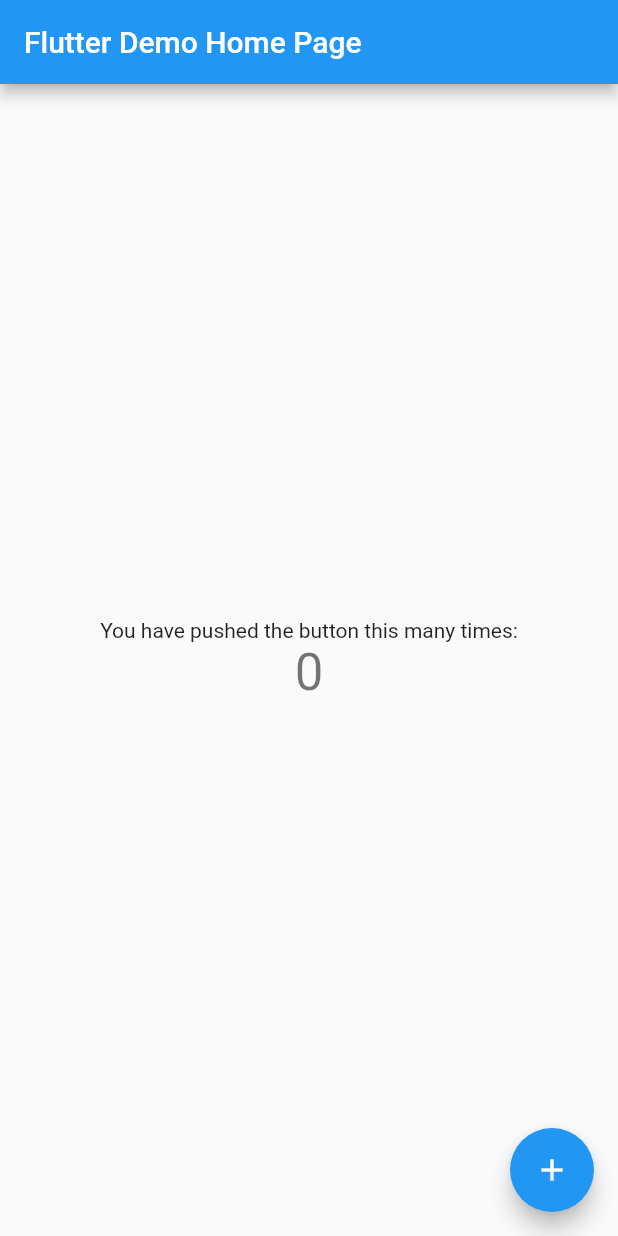
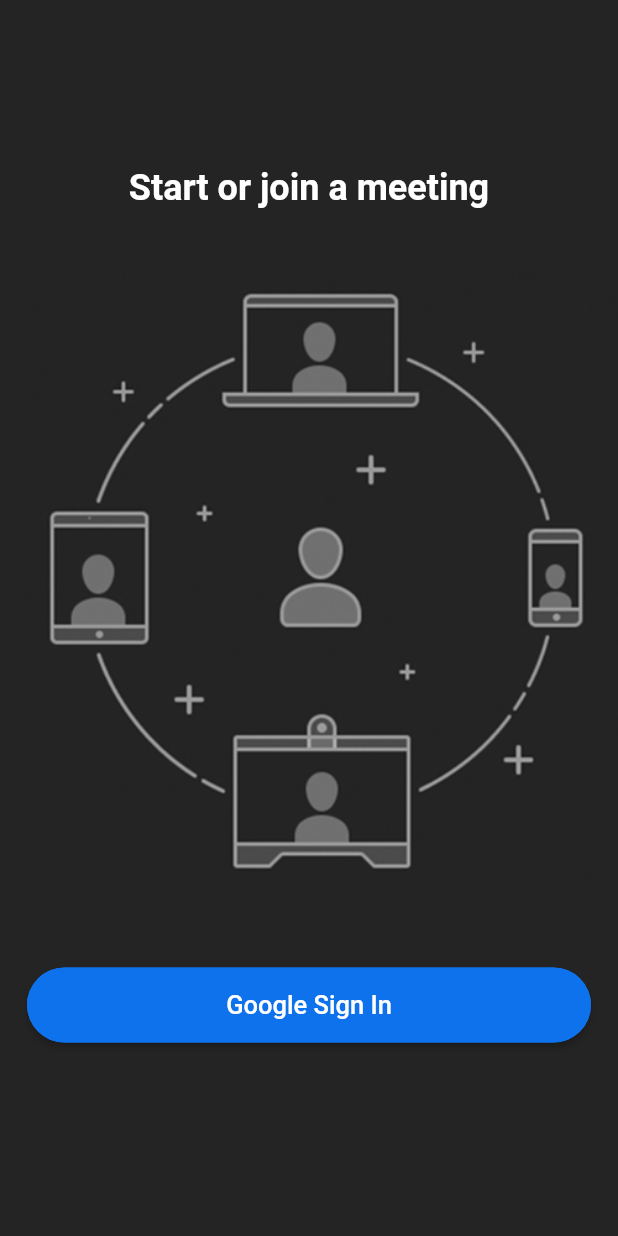
Before and after one commit to ShivakumarS11/flutter_zoom_clone, a Flutter app: the screen it shows after launch, on a phone screen of 412 x 824 dp. Run offline on Flutter 3.47's test engine with Material 2 defaults, Android fonts, the phone set to English and light mode, and no system bars.

Commit message:
created login screen with custom login button

```diff
--- a/lib/main.dart
+++ b/lib/main.dart
@@ -1,4 +1,6 @@
 import 'package:flutter/material.dart';
+import 'package:zoom_clone/screens/login_screen.dart';
+import 'package:zoom_clone/utils/colors.dart';
 
 void main() {
   runApp(const MyApp());
@@ -11,105 +13,15 @@ class MyApp extends StatelessWidget {
   @override
   Widget build(BuildContext context) {
     return MaterialApp(
-      title: 'Flutter Demo',
-      theme: ThemeData(
-        // This is the theme of your application.
-        //
-        // Try running your application with "flutter run". You'll see the
-        // application has a blue toolbar. Then, without quitting the app, try
-        // changing the primarySwatch below to Colors.green and then invoke
-        // "hot reload" (press "r" in the console where you ran "flutter run",
-        // or simply save your changes to "hot reload" in a Flutter IDE).
-        // Notice that the counter didn't reset back to zero; the application
-        // is not restarted.
-        primarySwatch: Colors.blue,
+      debugShowCheckedModeBanner: false,
+      title: 'Zoom Clone',
+      theme: ThemeData.dark().copyWith(
+        scaffoldBackgroundColor: backgroundColor,
       ),
-      home: const MyHomePage(title: 'Flutter Demo Home Page'),
+      routes: {
+        '/login': (context) => const LoginScreen(),
+      },
+      home: const LoginScreen(),
     );
   }
 }
-
-class MyHomePage extends StatefulWidget {
-  const MyHomePage({Key? key, required this.title}) : super(key: key);
-
-  // This widget is the home page of your application. It is stateful, meaning
-  // that it has a State object (defined below) that contains fields that affect
-  // how it looks.
-
-  // This class is the configuration for the state. It holds the values (in this
-  // case the title) provided by the parent (in this case the App widget) and
-  // used by the build method of the State. Fields in a Widget subclass are
-  // always marked "final".
-
-  final String title;
-
-  @override
-  State<MyHomePage> createState() => _MyHomePageState();
-}
-
-class _MyHomePageState extends State<MyHomePage> {
-  int _counter = 0;
-
-  void _incrementCounter() {
-    setState(() {
-      // This call to setState tells the Flutter framework that something has
-      // changed in this State, which causes it to rerun the build method below
-      // so that the display can reflect the updated values. If we changed
-      // _counter without calling setState(), then the build method would not be
-      // called again, and so nothing would appear to happen.
-      _counter++;
-    });
-  }
-
-  @override
-  Widget build(BuildContext context) {
-    // This method is rerun every time setState is called, for instance as done
-    // by the _incrementCounter method above.
-    //
-    // The Flutter framework has been optimized to make rerunning build methods
-    // fast, so that you can just rebuild anything that needs updating rather
-    // than having to individually change instances of widgets.
-    return Scaffold(
-      appBar: AppBar(
-        // Here we take the value from the MyHomePage object that was created by
-        // the App.build method, and use it to set our appbar title.
-        title: Text(widget.title),
-      ),
-      body: Center(
-        // Center is a layout widget. It takes a single child and positions it
-        // in the middle of the parent.
-        child: Column(
-          // Column is also a layout widget. It takes a list of children and
-          // arranges them vertically. By default, it sizes itself to fit its
-          // children horizontally, and tries to be as tall as its parent.
-          //
-          // Invoke "debug painting" (press "p" in the console, choose the
-          // "Toggle Debug Paint" action from the Flutter Inspector in Android
-          // Studio, or the "Toggle Debug Paint" command in Visual Studio Code)
-          // to see the wireframe for each widget.
-          //
-          // Column has various properties to control how it sizes itself and
-          // how it positions its children. Here we use mainAxisAlignment to
-          // center the children vertically; the main axis here is the vertical
-          // axis because Columns are vertical (the cross axis would be
-          // horizontal).
-          mainAxisAlignment: MainAxisAlignment.center,
-          children: <Widget>[
-            const Text(
-              'You have pushed the button this many times:',
-            ),
-            Text(
-              '$_counter',
-              style: Theme.of(context).textTheme.headline4,
-            ),
-          ],
-        ),
-      ),
-      floatingActionButton: FloatingActionButton(
-        onPressed: _incrementCounter,
-        tooltip: 'Increment',
-        child: const Icon(Icons.add),
-      ), // This trailing comma makes auto-formatting nicer for build methods.
-    );
-  }
-}
--- /dev/null
+++ b/lib/screens/login_screen.dart
@@ -0,0 +1,37 @@
+import 'package:flutter/material.dart';
+import 'package:zoom_clone/widgets/custom_button.dart';
+
+class LoginScreen extends StatefulWidget {
+  const LoginScreen({Key? key}) : super(key: key);
+
+  @override
+  State<LoginScreen> createState() => _LoginScreenState();
+}
+
+class _LoginScreenState extends State<LoginScreen> {
+  @override
+  Widget build(BuildContext context) {
+    return Scaffold(
+      body: Column(
+        mainAxisAlignment: MainAxisAlignment.center,
+        children: [
+          const Text(
+            'Start or join a meeting',
+            style: const TextStyle(
+              fontSize: 24,
+              fontWeight: FontWeight.bold,
+            ),
+          ),
+          Padding(
+            padding: const EdgeInsets.symmetric(vertical: 38.0),
+            child: Image.asset('assets/images/onboarding.jpg'),
+          ),
+          CustomButton(
+            text: 'Google Sign In',
+            onPressed: () {},
+          ),
+        ],
+      ),
+    );
+  }
+}
--- /dev/null
+++ b/lib/utils/colors.dart
@@ -0,0 +1,6 @@
+import 'package:flutter/material.dart';
+
+const backgroundColor = Color.fromRGBO(36, 36, 36, 1);
+const buttonColor = Color.fromRGBO(14, 114, 236, 1);
+const footerColor = Color.fromRGBO(26, 26, 26, 1);
+const secondaryBackgroundColor = Color.fromRGBO(46, 46, 46, 1);
--- /dev/null
+++ b/lib/widgets/custom_button.dart
@@ -0,0 +1,42 @@
+import 'package:flutter/material.dart';
+import 'package:zoom_clone/utils/colors.dart';
+
+class CustomButton extends StatelessWidget {
+  final String text;
+  final VoidCallback onPressed;
+  const CustomButton({
+    Key? key,
+    required this.text,
+    required this.onPressed,
+  }) : super(key: key);
+
+  @override
+  Widget build(BuildContext context) {
+    return Padding(
+      padding: const EdgeInsets.all(18.0),
+      child: ElevatedButton(
+        onPressed: onPressed,
+        child: Text(
+          text,
+          style: const TextStyle(
+            fontSize: 17,
+            // fontWeight: FontWeight.bold,
+          ),
+        ),
+        style: ElevatedButton.styleFrom(
+          primary: buttonColor,
+          minimumSize: const Size(
+            double.infinity,
+            50,
+          ),
+          shape: RoundedRectangleBorder(
+            borderRadius: BorderRadius.circular(30),
+            side: const BorderSide(
+              color: buttonColor,
+            ),
+          ),
+        ),
+      ),
+    );
+  }
+}
--- a/pubspec.yaml
+++ b/pubspec.yaml
@@ -58,8 +58,8 @@ flutter:
   uses-material-design: true
 
   # To add assets to your application, add an assets section, like this:
-  # assets:
-  #   - images/a_dot_burr.jpeg
+  assets:
+    - assets/images/onboarding.jpg
   #   - images/a_dot_ham.jpeg
 
   # An image asset can refer to one or more resolution-specific "variants", see
```
Also changed, not shown: assets/images/onboarding.jpg (added).
